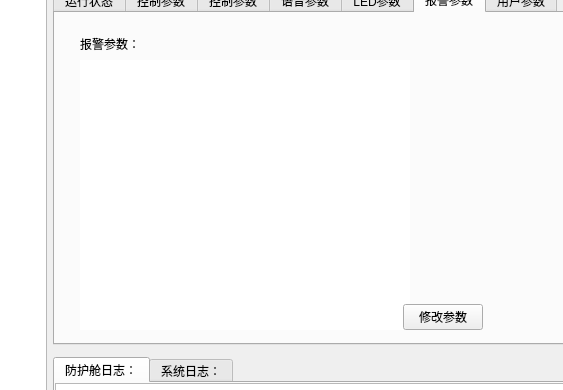
github188/EntranceGuard, file frmmain.ui: the form before one commit; both pictures show x 163 to 726 and y 217 to 607 of the 1245 by 731 pixel window.
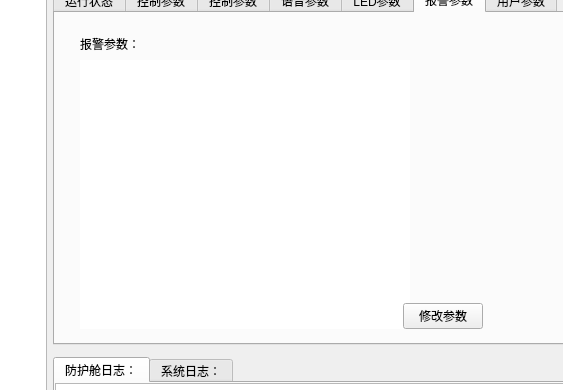
The form after the commit. The open tabs and pages were chosen to show the change. Icons and pictures are not drawn.

Patch:
```diff
--- a/frmmain.ui
+++ b/frmmain.ui
@@ -3481,7 +3481,7 @@
                            <property name="minimumSize">
                             <size>
                              <width>330</width>
-                             <height>270</height>
+                             <height>269</height>
                             </size>
                            </property>
                            <property name="maximumSize">
```
Left out of the diff: 2 changed lines with no effect on the pictures.
